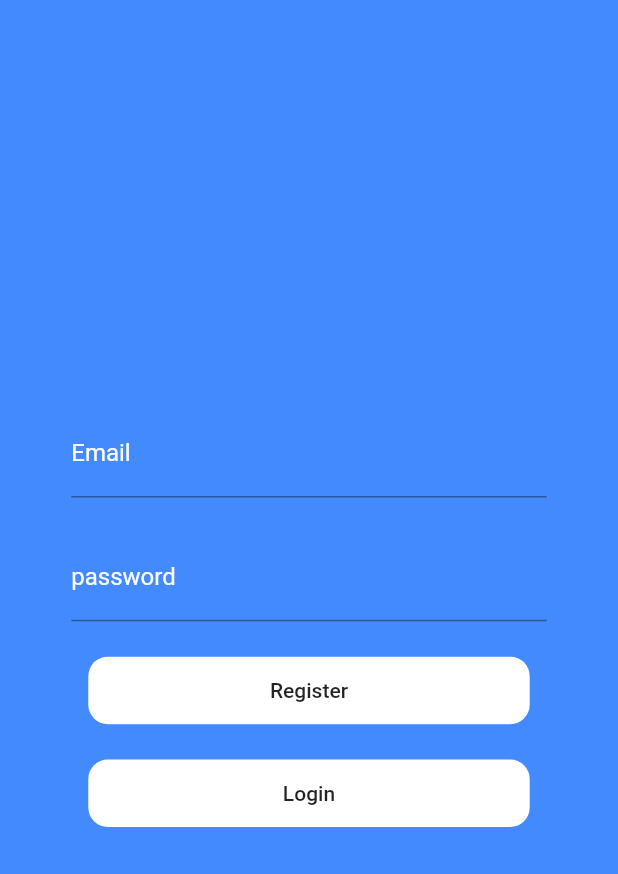
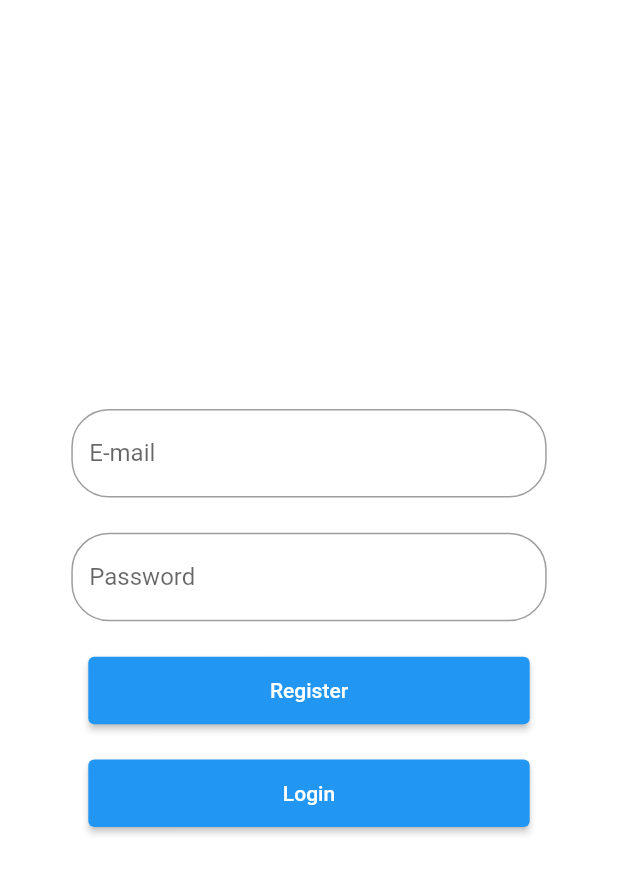
Before and after one commit to Jeffery-Bernasko/Crypto_Wallet, a Flutter app: the screen it shows after launch, on a phone screen of 412 x 824 dp. Shown: the top 874 px of the screen. Run offline on Flutter 3.47's test engine with Material 2 defaults, Android fonts, the phone set to English and light mode, and no system bars; our stand-ins replace cloud_firestore, firebase_auth, firebase_core; accounts and stored records are empty.

Commit message:
initial commit

```diff
--- a/lib/ui/add_view.dart
+++ b/lib/ui/add_view.dart
@@ -1,3 +1,4 @@
+import 'package:crypto_wallet/net/flutterfire.dart';
 import 'package:flutter/material.dart';
 
 class AddView extends StatefulWidget {
@@ -58,6 +59,7 @@ class _AddViewState extends State<AddView> {
                 child: MaterialButton(
                   onPressed: () async {
                    // TO Do
+                   await addCoin(dropdownValue, _amountController.text);
                    Navigator.of(context).pop();
                   },
                   child: Text('Add'),
--- a/lib/ui/authentication.dart
+++ b/lib/ui/authentication.dart
@@ -19,45 +19,43 @@ class _AuthenticationState extends State<Authentication> {
       body: Container(
           width: MediaQuery.of(context).size.width,
           height: MediaQuery.of(context).size.height,
-          decoration: BoxDecoration(color: Colors.blueAccent),
+          decoration: BoxDecoration(color: Colors.white),
           child: Column(
             mainAxisAlignment: MainAxisAlignment.center,
             children: [
+
               Container(
                 width: MediaQuery.of(context).size.width / 1.3,
-                child: TextFormField(
-                  style: TextStyle(color: Colors.white),
+                child: TextField(
+                  style: TextStyle(color: Colors.black),
                   controller: _emailField,
                   decoration: InputDecoration(
+                    labelText: "E-mail",
+                  enabledBorder: OutlineInputBorder(
+                  borderRadius: BorderRadius.all(Radius.circular(25.0)),
+                  borderSide: BorderSide(
+                  color: Colors.grey
+                    ),
+                    ),
                    // icon: Icon(Icons.email_sharp),
-                    hintText: 'some@email.com',
-                    hintStyle: TextStyle(
-                      color: Colors.white,
-                    ),
-                    labelText: 'Email',
-                    labelStyle: TextStyle(
-                      color: Colors.white
-                      ),
                   ),
                 ),
               ),
               SizedBox(height: MediaQuery.of(context).size.height/35,),
               Container(
                 width: MediaQuery.of(context).size.width / 1.3,
-                child: TextFormField(
-                  style: TextStyle(color: Colors.white),
+                child: TextField(
                   controller: _passwordField,
                   obscureText: true,
                   decoration: InputDecoration(
+                    labelText: "Password",
+                  enabledBorder: OutlineInputBorder(
+                  borderRadius: BorderRadius.all(Radius.circular(25.0)),
+                  borderSide: BorderSide(
+                  color: Colors.grey
+                  ),
+                  ),
                   //  icon: Icon(Icons.lock_outline_sharp),
-                    hintText: 'password',
-                    hintStyle: TextStyle(
-                      color: Colors.white
-                    ),
-                    labelText: 'password',
-                    labelStyle: TextStyle(
-                      color: Colors.white
-                      ),
                 ),
                 ),
               ),
@@ -70,7 +68,7 @@ class _AuthenticationState extends State<Authentication> {
                   color: Colors.white
                 ),
 
-                child: MaterialButton(
+                child: ElevatedButton(
                   onPressed: () async {
                     bool shouldNavigate = await registerUser(_emailField.text, _passwordField.text);
                     if(shouldNavigate){
@@ -89,7 +87,7 @@ class _AuthenticationState extends State<Authentication> {
                   color: Colors.white
                 ),
 
-                child: MaterialButton(
+                child: ElevatedButton(
                   onPressed: () async {
                     bool shouldNavigate = await signIn(_emailField.text, _passwordField.text);
                     if(shouldNavigate){
--- a/lib/ui/home_view.dart
+++ b/lib/ui/home_view.dart
@@ -24,7 +24,7 @@ class _HomeViewState extends State<HomeView> {
         child: Center(
           child: StreamBuilder(
             stream: FirebaseFirestore.instance.
-            collection('User').
+            collection('Users').
             doc(FirebaseAuth.instance.currentUser.uid).
             collection('Coins').
             snapshots(),
--- a/pubspec.yaml
+++ b/pubspec.yaml
@@ -48,8 +48,8 @@ flutter:
   uses-material-design: true
 
   # To add assets to your application, add an assets section, like this:
-  # assets:
-  #   - images/a_dot_burr.jpeg
+  assets:
+    - assets/images/
   #   - images/a_dot_ham.jpeg
 
   # An image asset can refer to one or more resolution-specific "variants", see
```
Also changed, not shown: lib/net/flutterfire.dart (+13 -5 lines), assets/images/cryp logo.jpg (added), 1 other file.
